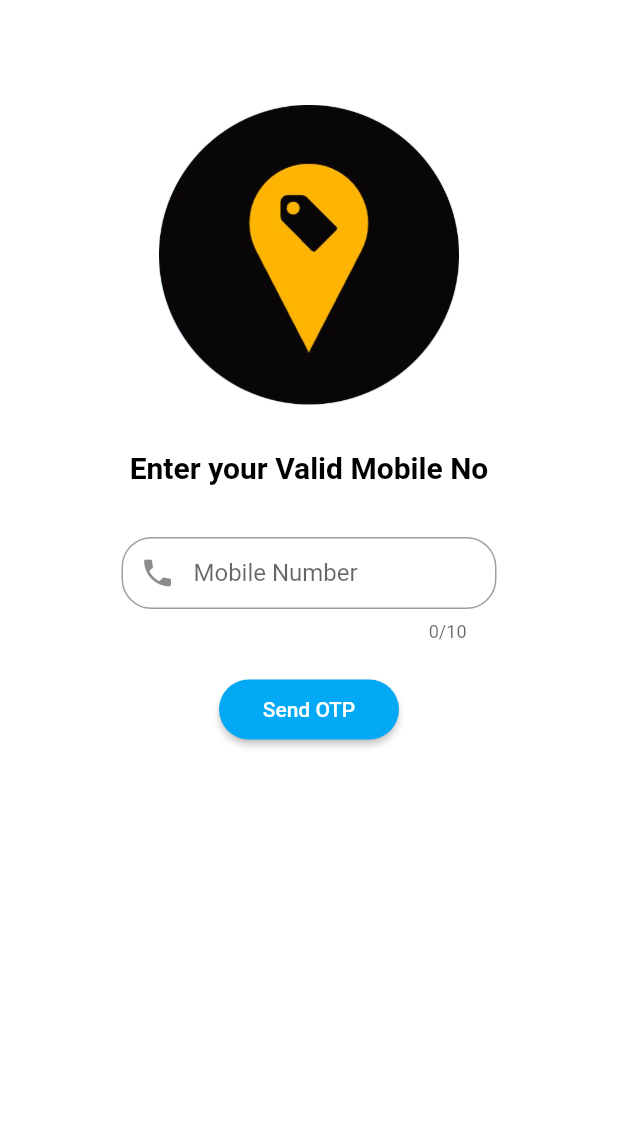
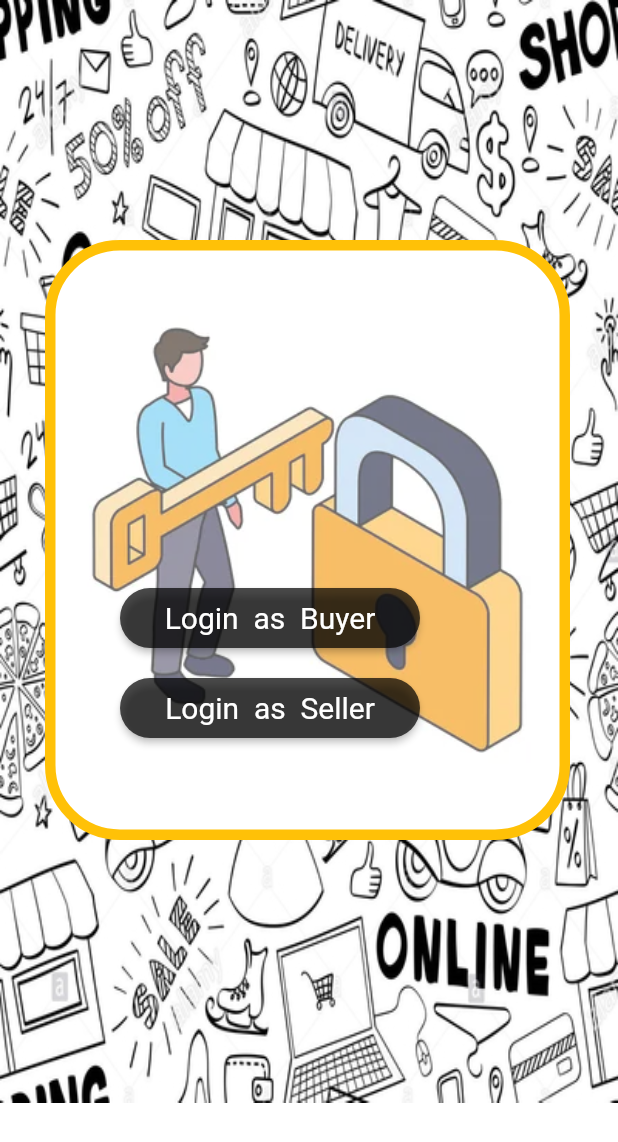
Before and after one commit to dhruvm2509/primespot, a Flutter app: the screen it shows after launch, on a phone screen of 412 x 824 dp. Shown: the top 1142 px of the screen. Run offline on Flutter 3.47's test engine with Material 2 defaults, Android fonts, the phone set to English and light mode, and no system bars; drawn by our look-alikes of rounded_loading_button; our stand-ins replace firebase_auth, firebase_core, pinput; accounts and stored records are empty.

Commit message:
first page added

```diff
--- a/lib/Login/LoginPage.dart
+++ b/lib/Login/LoginPage.dart
@@ -44,7 +44,7 @@ class LoginScreenState extends State<LoginScreen> {
                 ),
                 Container(
                   child: Image(
-                    image: AssetImage('assets/Capture1-modified.png'),
+                    image: AssetImage('assets/Capture-modified.png'),
                     width: 200,
                     height: 200,
                   ),
--- a/lib/SplashScreen.dart
+++ b/lib/Screens/SplashScreen.dart
@@ -2,6 +2,7 @@ import 'dart:async';
 
 import 'package:flutter/material.dart';
 import 'package:primespot/Login/LoginPage.dart';
+import 'package:primespot/Screens/firstpage.dart';
 
 class SplashScreen extends StatefulWidget {
   //const SplashScreen({Key? key}) : super(key: key);
@@ -16,7 +17,7 @@ class _SplashScreenState extends State<SplashScreen> {
     super.initState();
     Timer(Duration(seconds: 3), () {
       Navigator.pushReplacement(
-          context, MaterialPageRoute(builder: (context) => LoginScreen()));
+          context, MaterialPageRoute(builder: (context) => FirstPage()));
     });
   }
 
@@ -24,7 +25,7 @@ class _SplashScreenState extends State<SplashScreen> {
   Widget build(BuildContext context) {
     return SafeArea(
       child: Scaffold(
-        backgroundColor: Colors.lightBlue.shade100,
+        backgroundColor: Colors.white,
         body: SizedBox(
           width: 800.0,
           child: Column(
--- /dev/null
+++ b/lib/Screens/firstpage.dart
@@ -0,0 +1,104 @@
+import 'package:flutter/material.dart';
+import 'package:primespot/Login/LoginPage.dart';
+
+class FirstPage extends StatefulWidget {
+  const FirstPage({Key? key}) : super(key: key);
+
+  @override
+  _FirstPageState createState() => _FirstPageState();
+}
+
+class _FirstPageState extends State<FirstPage> {
+  @override
+  Widget build(BuildContext context) {
+    return SafeArea(
+      child: Stack(
+        children: [
+          Container(
+            color: Colors.white,
+            child: Image.asset(
+              'assets/back (2).jpg',
+              height: 735.0,
+              fit: BoxFit.fill,
+            ),
+          ),
+          Padding(
+            padding: const EdgeInsets.only(top: 160.0, left: 30.0, right: 30.0),
+            child: Container(
+              width: 350.0,
+              height: 400.0,
+              decoration: BoxDecoration(
+                border: Border.all(color: Colors.amber, width: 7.0),
+                borderRadius: BorderRadius.circular(50.0),
+                color: Colors.white,
+                image: DecorationImage(
+                  image: AssetImage('assets/lock 2.webp'),
+                  fit: BoxFit.contain,
+                  colorFilter: ColorFilter.mode(
+                      Colors.black.withOpacity(0.6), BlendMode.dstATop),
+                ),
+              ),
+            ),
+          ),
+          Padding(
+            padding: EdgeInsets.only(left: 80.0, top: 60.0),
+            child: Column(
+              mainAxisAlignment: MainAxisAlignment.center,
+              children: [
+                SizedBox(
+                  width: 200.0,
+                  height: 40.0,
+                  child: ElevatedButton(
+                    child: Text(
+                      'Login  as  Buyer',
+                    ),
+                    style: ElevatedButton.styleFrom(
+                      textStyle: const TextStyle(
+                        fontSize: 20.0,
+                      ),
+                      primary: Colors.black.withOpacity(0.7),
+                      shape: RoundedRectangleBorder(
+                          borderRadius: BorderRadius.circular(40.0)),
+                    ),
+                    onPressed: () {
+                      Navigator.push(
+                          context,
+                          MaterialPageRoute(
+                              builder: (context) => LoginScreen()));
+                    },
+                  ),
+                ),
+                SizedBox(
+                  height: 20.0,
+                ),
+                SizedBox(
+                  width: 200.0,
+                  height: 40.0,
+                  child: ElevatedButton(
+                    child: Text(
+                      'Login  as  Seller',
+                    ),
+                    style: ElevatedButton.styleFrom(
+                      textStyle: const TextStyle(
+                        fontSize: 20.0,
+                      ),
+                      primary: Colors.black.withOpacity(0.7),
+                      shape: RoundedRectangleBorder(
+                          borderRadius: BorderRadius.circular(40.0)),
+                    ),
+                    onPressed: () {
+                      Navigator.push(
+                          context,
+                          MaterialPageRoute(
+                              builder: (context) => LoginScreen()));
+                    },
+                  ),
+                ),
+              ],
+            ),
+          ),
+        ],
+      ),
+    );
+  }
+}
--- a/lib/main.dart
+++ b/lib/main.dart
@@ -1,7 +1,7 @@
 import 'package:firebase_core/firebase_core.dart';
 import 'package:flutter/material.dart';
 
-import 'package:primespot/SplashScreen.dart';
+import 'package:primespot/Screens/SplashScreen.dart';
 
 void main() {
   WidgetsFlutterBinding.ensureInitialized();
```
Also changed, not shown: pubspec.yaml (+11 -5 lines), assets/Capture1-modified.png (deleted), assets/back (1).jpg (added), assets/back (2).jpg (added), assets/back.jpg (added), assets/lock 1.jpg (added), assets/lock 2.webp (added), assets/lock 3.jpg (added), assets/lock 4.jpg (added), assets/lock-4.jpg (added), assets/lock.jpg (added).
